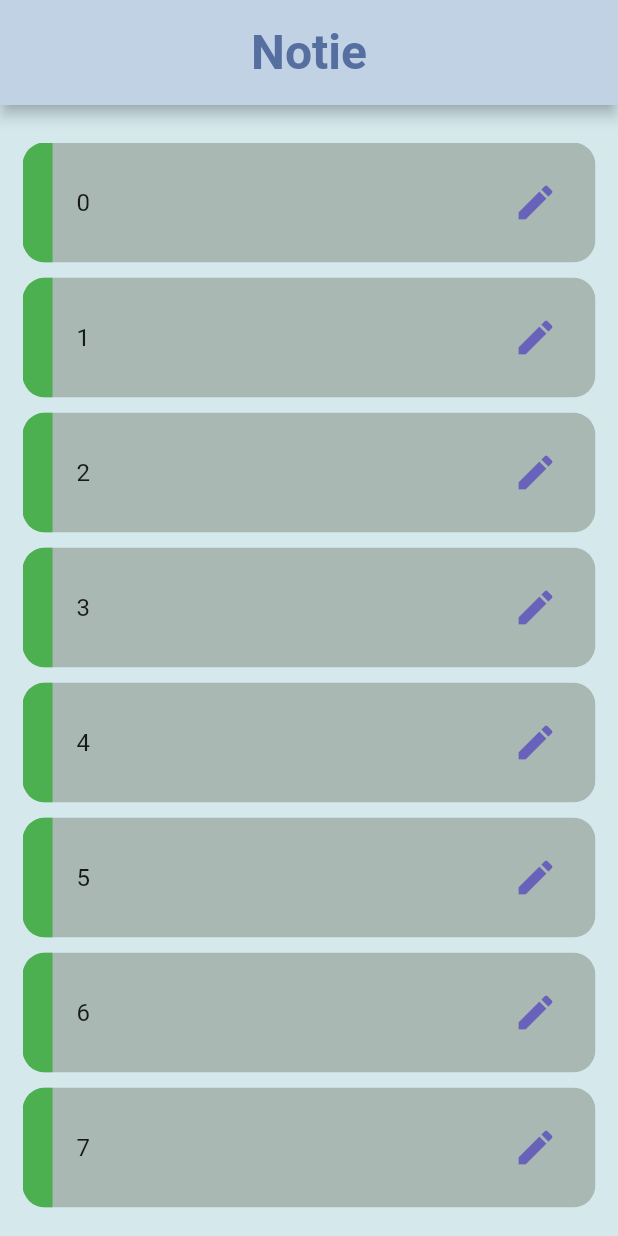
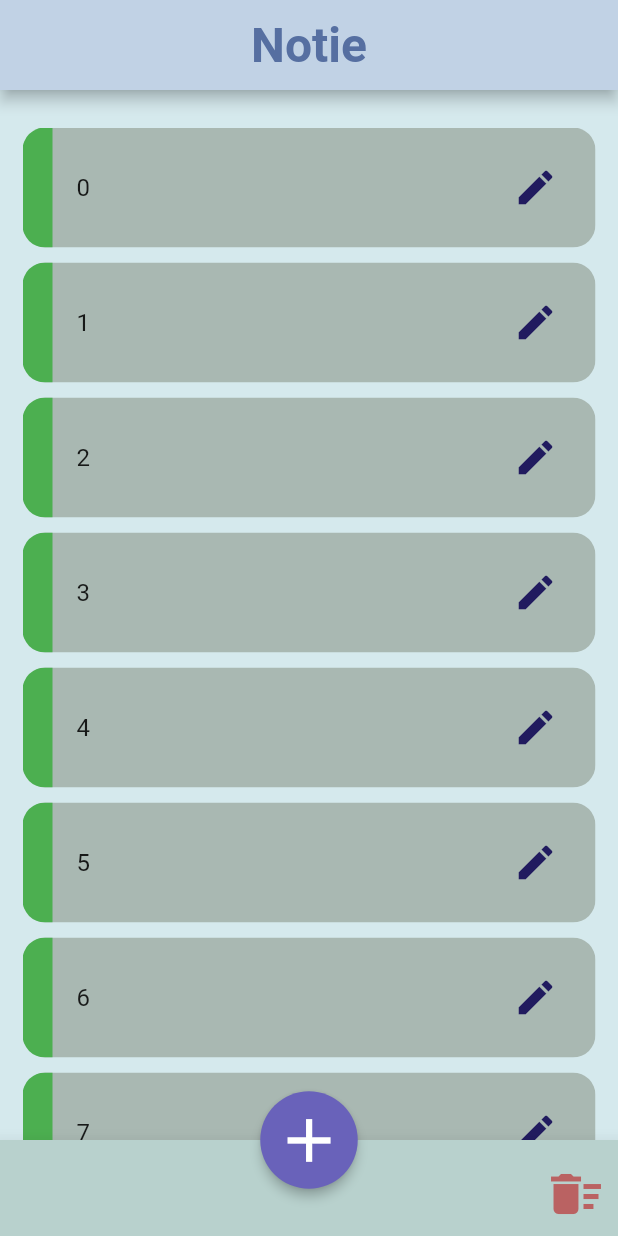
Before and after one commit to Ankan1998/Notebook_flutter, a Flutter app: the screen it shows after launch, on a phone screen of 412 x 824 dp. Run offline on Flutter 3.47's test engine with Material 2 defaults, Android fonts, the phone set to English and light mode, and no system bars; our stand-ins replace google_fonts, hive, sqflite; accounts and stored records are empty.

Commit message:
BottomNavigation Bar added

```diff
--- a/flutternote/lib/screens/note_list.dart
+++ b/flutternote/lib/screens/note_list.dart
@@ -18,7 +18,7 @@ class _NoteListState extends State<NoteList> {
       appBar: AppBar(
         backgroundColor: Theme.of(context).primaryColor,
         title: Center(child: Text('Notie', style: MyTheme.kAppTitle)),
-        toolbarHeight: 70,
+        toolbarHeight: 60,
 
       ),
       body: Padding(
@@ -26,7 +26,8 @@ class _NoteListState extends State<NoteList> {
           left: 15.0,
           top: 25,
           right: 15,
-          bottom: 15
+
+
         ),
         child: ListView.separated(
           separatorBuilder: (BuildContext context, int index) {
@@ -58,7 +59,7 @@ class _NoteListState extends State<NoteList> {
                             onPressed: () {},
                             icon: Icon(
                               Icons.edit,
-                              color: Color(0xff6962BA),
+                              color: Color(0xff211B5F),
                               size: 30,
                             )
                           ),
@@ -80,6 +81,46 @@ class _NoteListState extends State<NoteList> {
           },
         ),
       ),
+      bottomNavigationBar: BottomAppBar(
+        color: Color(0xffB8D1CD),
+        elevation: 10,
+        child: Padding(
+          padding: const EdgeInsets.all(8.0),
+          child: Row(
+            mainAxisAlignment: MainAxisAlignment.end,
+            children: [
+              IconButton(
+                onPressed: () {},
+                icon: Icon(
+                  Icons.delete_sweep,
+                  color: Color(0xffBA6262),
+                  size: 40,
+                )
+              ),
+            ],
+          ),
+        )
+      ),
+      floatingActionButtonLocation: FloatingActionButtonLocation.centerDocked,
+      floatingActionButton: Container(
+
+        height:65.0,
+        width:65.0,
+        child: FittedBox(
+          child: FloatingActionButton(
+            backgroundColor: Color(0xff6962BA),
+            elevation: 3,
+            child: Icon(
+              Icons.add,
+              size: 42,
+            ),
+            onPressed: (){
+
+            },
+            tooltip: 'Add Note',
+          ),
+        ),
+      ),
     );
   }
 }
```
